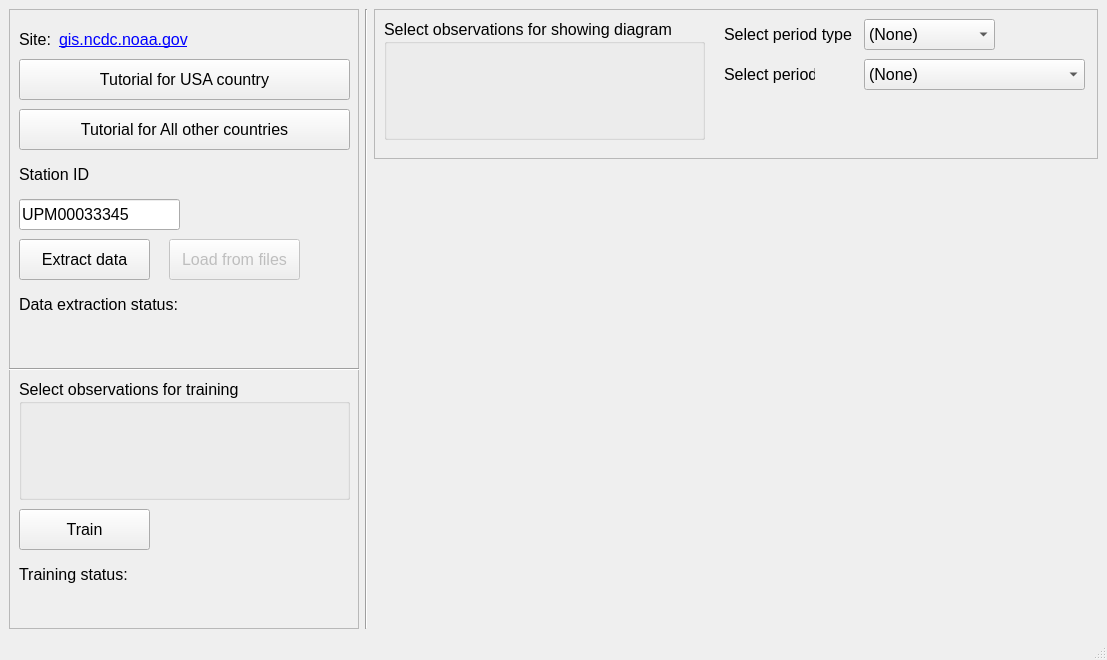
Qt form gui/pyqt5_design_resizable.ui (symphony-of-nirfolio/Signal-anomaly-detection) before a commit.
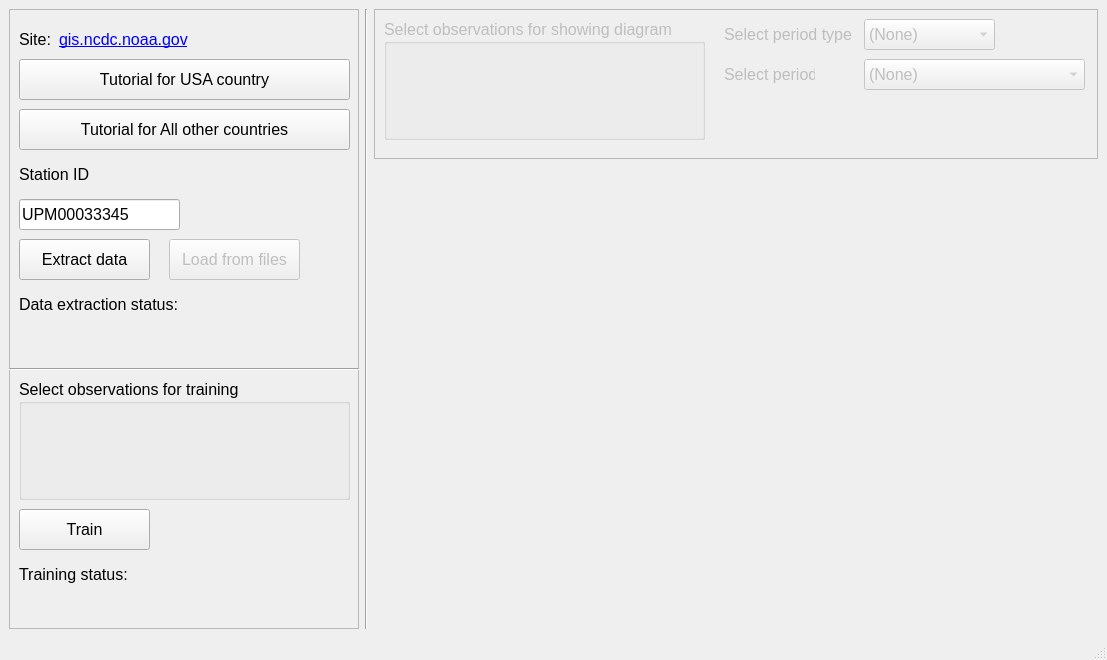
The same form after that commit.

What changed in the file:
```diff
--- a/gui/pyqt5_design_resizable.ui
+++ b/gui/pyqt5_design_resizable.ui
@@ -338,6 +338,9 @@
        <layout class="QVBoxLayout" name="diagram_and_parameters_vertical_layout">
         <item>
          <widget class="QFrame" name="diagram_parameters_frame">
+          <property name="enabled">
+           <bool>false</bool>
+          </property>
           <property name="minimumSize">
            <size>
             <width>720</width>
```
